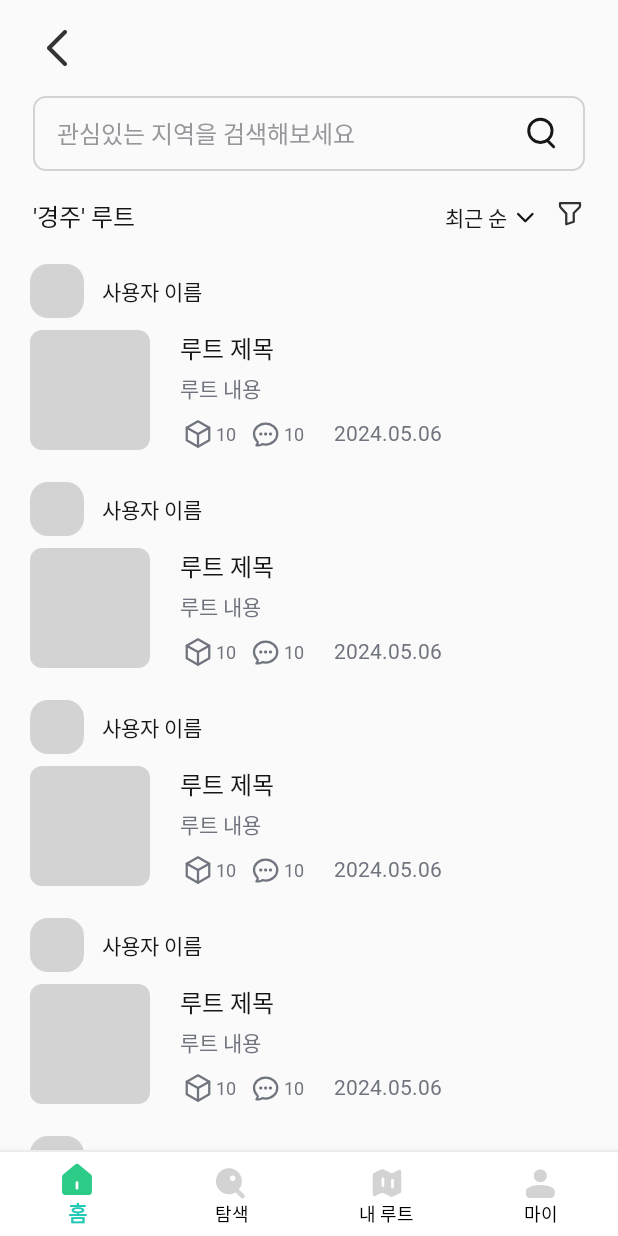
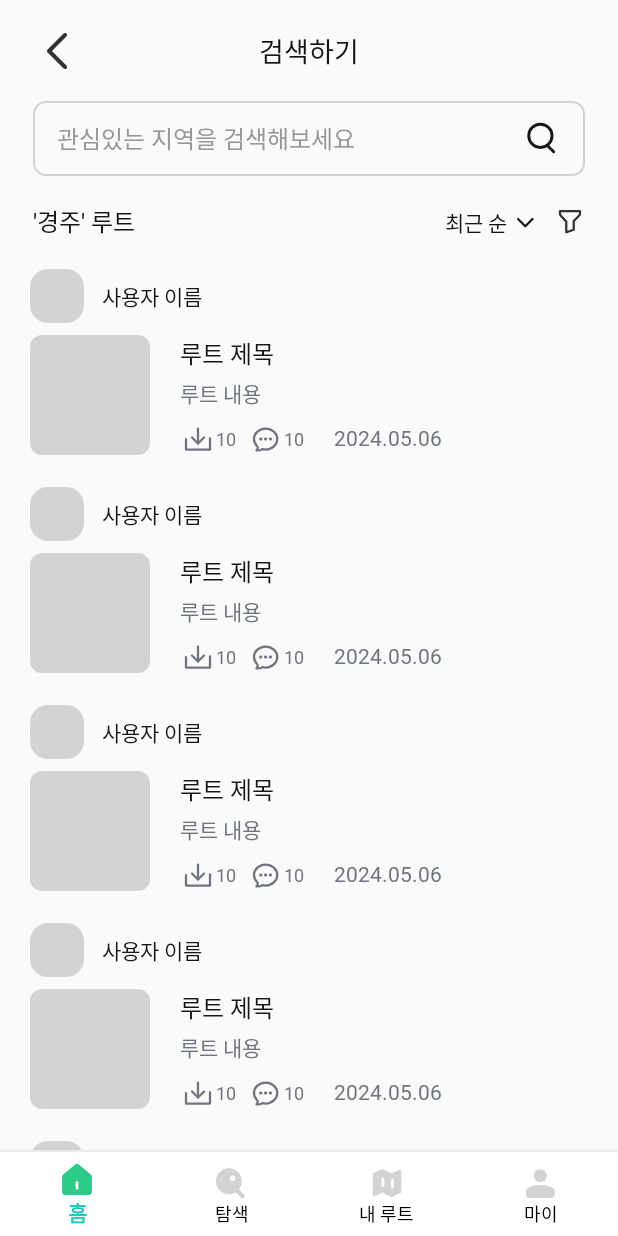
Before and after one commit to Route-Box/route_box_aos, an Android app: the SearchDetailFragment screen opened through its navigation route, on a phone screen of 412 x 824 dp. Run offline under Robolectric (Android 15) with nearby library versions, the phone set to English and light mode, and no system bars; our stand-ins replace data binding, navigation-ui.

Commit message:
✨ Feat: 검색 화면 디자인 변동사항 반영
- 다운로드 버튼 교체
- 앱바 중앙에 '검색하기' 타이틀 표시

Related to: #12

```diff
--- a/RouteBox/app/src/main/java/com/example/routebox/presentation/ui/search/search/SearchDetailFragment.kt
+++ b/RouteBox/app/src/main/java/com/example/routebox/presentation/ui/search/search/SearchDetailFragment.kt
@@ -1,5 +1,6 @@
 package com.example.routebox.presentation.ui.search.search
 
+import android.content.Intent
 import android.os.Bundle
 import android.view.LayoutInflater
 import android.view.View
@@ -27,12 +28,15 @@ class SearchDetailFragment: Fragment() {
     }
 
     private fun initClickListeners() {
+        // 검색 버튼 클릭
         binding.searchDetailSearchIv.setOnClickListener {
-            Toast.makeText(requireContext(), "검색 버튼 클릭", Toast.LENGTH_SHORT).show()
+//            Toast.makeText(requireContext(), "검색 버튼 클릭", Toast.LENGTH_SHORT).show()
         }
 
+        // 필터 버튼 클릭
         binding.searchDetailFilterIv.setOnClickListener {
             //TODO: 필터 화면으로 이동
+            startActivity(Intent(requireActivity(), FilterActivity::class.java))
         }
     }
 
@@ -44,8 +48,8 @@ class SearchDetailFragment: Fragment() {
         }
         routeAdapter.addRoute(arrayListOf("1", "2", "3", "4", "5")) //TODO: 서버의 루트 데이터로 변경
         routeAdapter.setRouteClickListener(object: SearchResultRVAdapter.MyItemClickListener {
-            override fun onMoreButtonClick(position: Int) {
-                //TODO: 클릭 동작 정의
+            override fun onItemClick(position: Int) {
+                //TODO: 피드 상세 화면으로 이동
             }
         })
     }
--- a/RouteBox/app/src/main/java/com/example/routebox/presentation/ui/search/search/SearchResultRVAdapter.kt
+++ b/RouteBox/app/src/main/java/com/example/routebox/presentation/ui/search/search/SearchResultRVAdapter.kt
@@ -22,7 +22,7 @@ class SearchResultRVAdapter: RecyclerView.Adapter<SearchResultRVAdapter.ViewHold
     }
 
     interface MyItemClickListener {
-        fun onMoreButtonClick(position: Int)
+        fun onItemClick(position: Int)
     }
 
     override fun onCreateViewHolder(viewGroup: ViewGroup, viewType: Int): ViewHolder {
@@ -37,7 +37,7 @@ class SearchResultRVAdapter: RecyclerView.Adapter<SearchResultRVAdapter.ViewHold
         holder.bind(routeList[position])
         holder.apply {
             itemView.setOnClickListener {
-                mItemClickListener.onMoreButtonClick(position)
+                mItemClickListener.onItemClick(position)
             }
         }
     }
--- a/RouteBox/app/src/main/res/drawable/ic_box.xml
+++ b/RouteBox/app/src/main/res/drawable/ic_download.xml
@@ -4,28 +4,21 @@
     android:viewportWidth="24"
     android:viewportHeight="24">
   <path
-      android:pathData="M12,3.563L19.5,7.781V16.219L12,20.438L4.5,16.219V7.781L12,3.563Z"
+      android:pathData="M8,11L12,15L16,11"
       android:strokeLineJoin="round"
       android:strokeWidth="1.5"
       android:fillColor="#00000000"
       android:strokeColor="#70747E"
       android:strokeLineCap="round"/>
   <path
-      android:pathData="M12,12L19.5,7.781"
+      android:pathData="M12,15L12,5"
       android:strokeLineJoin="round"
       android:strokeWidth="1.5"
       android:fillColor="#00000000"
       android:strokeColor="#70747E"
       android:strokeLineCap="round"/>
   <path
-      android:pathData="M12,12V20.438"
-      android:strokeLineJoin="round"
-      android:strokeWidth="1.5"
-      android:fillColor="#00000000"
-      android:strokeColor="#70747E"
-      android:strokeLineCap="round"/>
-  <path
-      android:pathData="M12,12L4.5,7.781"
+      android:pathData="M4,12V19H20V11.5"
       android:strokeLineJoin="round"
       android:strokeWidth="1.5"
       android:fillColor="#00000000"
--- a/RouteBox/app/src/main/res/layout/fragment_search_detail.xml
+++ b/RouteBox/app/src/main/res/layout/fragment_search_detail.xml
@@ -13,7 +13,7 @@
         android:layout_height="match_parent"
         android:orientation="vertical">
 
-        <LinearLayout
+        <androidx.constraintlayout.widget.ConstraintLayout
             android:id="@+id/search_detail_top_ll"
             android:layout_width="match_parent"
             android:layout_height="wrap_content"
@@ -28,9 +28,24 @@
                 android:id="@+id/search_detail_back_iv"
                 android:layout_width="24dp"
                 android:layout_height="24dp"
-                android:src="@drawable/ic_arrow_left"/>
+                android:src="@drawable/ic_arrow_left"
+                app:layout_constraintStart_toStartOf="parent"
+                app:layout_constraintTop_toTopOf="parent"
+                app:layout_constraintBottom_toBottomOf="parent"/>
 
-        </LinearLayout>
+            <TextView
+                android:layout_width="wrap_content"
+                android:layout_height="wrap_content"
+                android:layout_marginHorizontal="12dp"
+                android:gravity="center_horizontal"
+                android:text="@string/search_appbar_title"
+                app:layout_constraintTop_toTopOf="@id/search_detail_back_iv"
+                app:layout_constraintBottom_toBottomOf="@id/search_detail_back_iv"
+                app:layout_constraintStart_toStartOf="parent"
+                app:layout_constraintEnd_toEndOf="parent"
+                style="@style/body_b_l"/>
+
+        </androidx.constraintlayout.widget.ConstraintLayout>
 
         <LinearLayout
             android:id="@+id/search_detail_search_ll"
@@ -97,6 +112,7 @@
                 android:id="@+id/search_detail_filter_iv"
                 android:layout_width="20dp"
                 android:layout_height="20dp"
+                android:layout_gravity="center_vertical"
                 android:src="@drawable/ic_filter"/>
 
         </LinearLayout>
--- a/RouteBox/app/src/main/res/layout/item_search_result.xml
+++ b/RouteBox/app/src/main/res/layout/item_search_result.xml
@@ -90,7 +90,7 @@
                     android:id="@+id/item_search_result_purchase_num_tv"
                     android:layout_width="wrap_content"
                     android:layout_height="wrap_content"
-                    android:drawableStart="@drawable/ic_box"
+                    android:drawableStart="@drawable/ic_download"
                     android:gravity="center_vertical"
                     android:text="10"
                     android:textColor="@color/gray3"
--- a/RouteBox/app/src/main/res/values/strings.xml
+++ b/RouteBox/app/src/main/res/values/strings.xml
@@ -35,6 +35,7 @@
     <string name="search_comment_hint">댓글을 입력해주세요</string>
     <string name="search_comment_empty">아직 댓글이 없습니다.\n첫 번째 댓글을 남겨주세요.</string>
     <string name="comment_date">2일 전</string>
+    <string name="search_appbar_title">검색하기</string>
     <string name="search_hint">관심있는 지역을 검색해보세요</string>
     <string name="filter_appbar_title">필터</string>
     <string name="filter_title">필요한 여행 루트를 더욱 빠르게\n찾고 싶다면, 루트박스</string>
```
